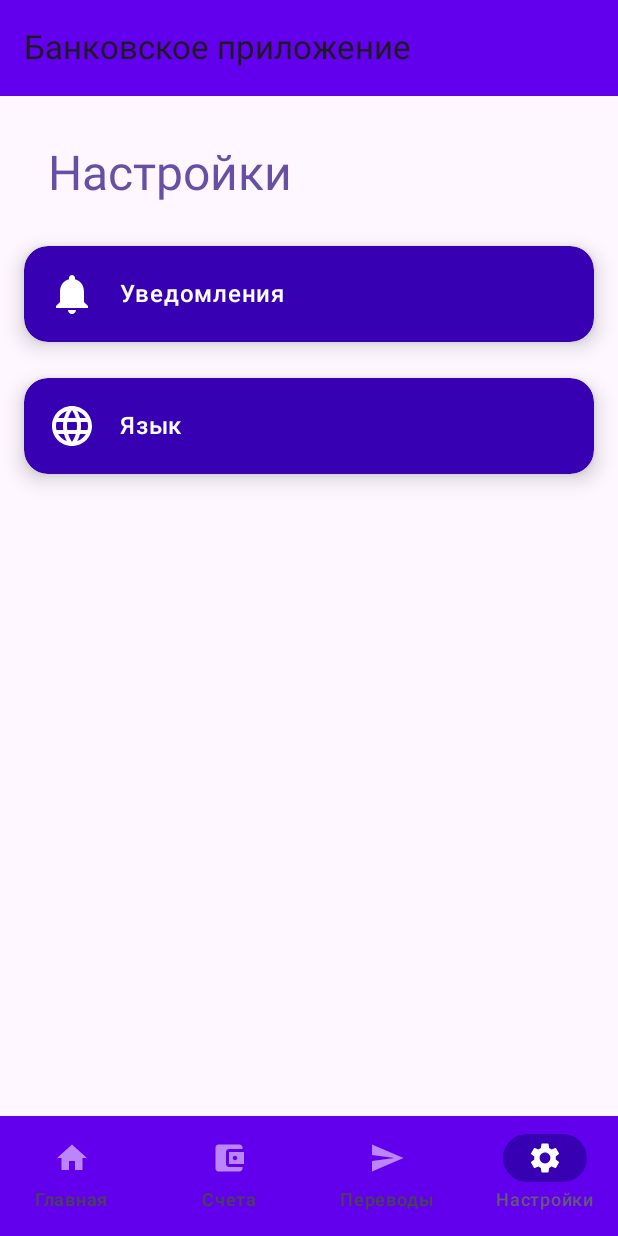
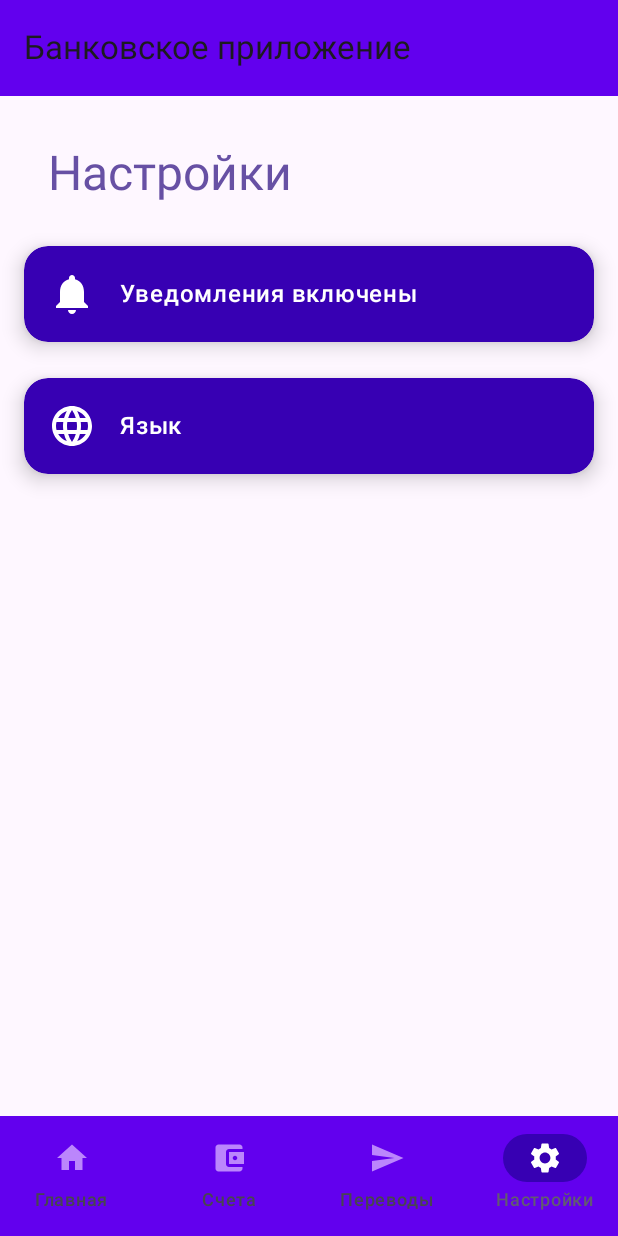
Before and after one commit to Logo95/mobile_dev, an Android app built with Jetpack Compose: the SettingsScreen screen opened through its navigation route, on a phone screen of 412 x 824 dp. Run offline under Robolectric (Android 15) with nearby library versions, the phone set to English and light mode, and no system bars; network calls fail.

Commit message:
update SettingsScreen

```diff
--- a/app/src/main/java/com/example/bankapp/MainActivity.kt
+++ b/app/src/main/java/com/example/bankapp/MainActivity.kt
@@ -410,6 +410,8 @@ fun TransactionsScreen(navController: NavHostController, transactions: MutableSt
 
 @Composable
 fun SettingsScreen(navController: NavHostController) {
+    val isNotificationsEnabled = remember { mutableStateOf(true) } // Состояние уведомлений
+
     Column(
         modifier = Modifier
             .fillMaxSize()
@@ -422,10 +424,44 @@ fun SettingsScreen(navController: NavHostController) {
             modifier = Modifier.padding(16.dp)
         )
 
-        ButtonWithIcon(navController, route = null, text = "Уведомления", icon = Icons.Default.Notifications)
-        ButtonWithIcon(navController, route = null, text = "Язык", icon = Icons.Default.Language)
+        // Кнопка переключения уведомлений
+        Card(
+            shape = RoundedCornerShape(16.dp),
+            modifier = Modifier
+                .fillMaxWidth()
+                .padding(vertical = 12.dp)
+                .shadow(8.dp, RoundedCornerShape(16.dp)),
+            colors = CardDefaults.cardColors(containerColor = Color(0xFF3700B3))
+        ) {
+            Row(
+                verticalAlignment = Alignment.CenterVertically,
+                modifier = Modifier
+                    .padding(16.dp)
+                    .clickable {
+                        // Переключение состояния уведомлений
+                        isNotificationsEnabled.value = !isNotificationsEnabled.value
+                    }
+            ) {
+                Icon(
+                    imageVector = if (isNotificationsEnabled.value) Icons.Default.Notifications else Icons.Default.NotificationsOff,
+                    contentDescription = "Уведомления",
+                    tint = Color.White,
+                    modifier = Modifier.size(32.dp)
+                )
+                Spacer(modifier = Modifier.width(16.dp))
+                Text(
+                    text = if (isNotificationsEnabled.value) "Уведомления включены" else "Уведомления отключены",
+                    style = MaterialTheme.typography.bodyLarge.copy(color = Color.White),
+                    fontWeight = FontWeight.Medium
+                )
+            }
+        }
+
+        // Кнопка для переключения языка
+        ButtonWithIcon(navController, route = "language", text = "Язык", icon = Icons.Default.Language)
     }
 }
+
 
 @Composable
 fun TransferScreen(
```
